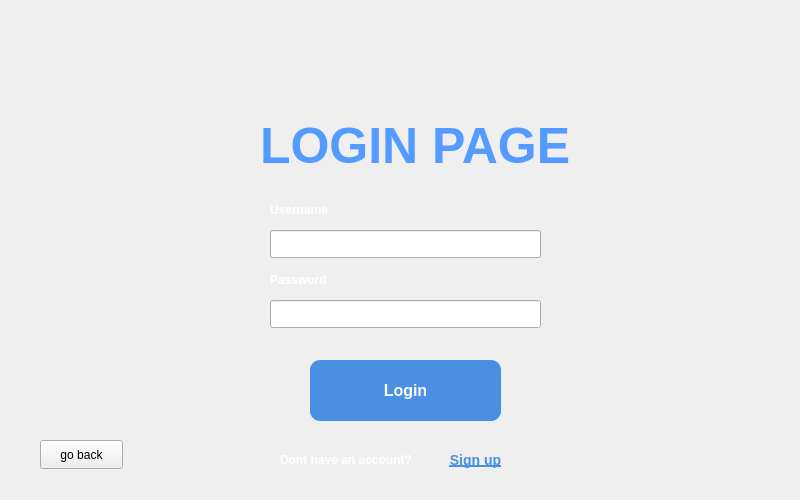
Qt form loginpage.ui (Elle0-0/CloudWorx-Desktop-Client) before a commit.
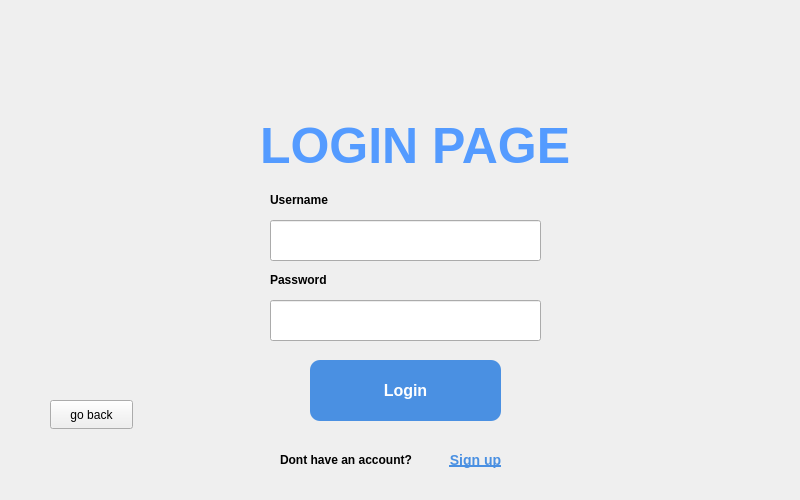
The same form after that commit. Icons and pictures are not drawn.

Diff of the .ui file:
```diff
--- a/loginpage.ui
+++ b/loginpage.ui
@@ -38,8 +38,8 @@
   <widget class="QPushButton" name="backButton">
    <property name="geometry">
     <rect>
-     <x>40</x>
-     <y>440</y>
+     <x>50</x>
+     <y>400</y>
      <width>83</width>
      <height>29</height>
     </rect>
@@ -110,9 +110,9 @@
    <property name="geometry">
     <rect>
      <x>270</x>
-     <y>230</y>
+     <y>220</y>
      <width>271</width>
-     <height>28</height>
+     <height>41</height>
     </rect>
    </property>
   </widget>
@@ -122,7 +122,7 @@
      <x>270</x>
      <y>300</y>
      <width>271</width>
-     <height>28</height>
+     <height>41</height>
     </rect>
    </property>
    <property name="echoMode">
@@ -133,14 +133,14 @@
    <property name="geometry">
     <rect>
      <x>270</x>
-     <y>200</y>
+     <y>190</y>
      <width>91</width>
      <height>20</height>
     </rect>
    </property>
    <property name="styleSheet">
     <string notr="true">    font-family: &quot;Inter&quot;, sans-serif;
-    color: #fff;
+ 
     font-weight: 600;</string>
    </property>
    <property name="text">
@@ -158,7 +158,7 @@
    </property>
    <property name="styleSheet">
     <string notr="true">    font-family: &quot;Inter&quot;, sans-serif;
-    color: #fff;
+
     font-weight: 600;</string>
    </property>
    <property name="text">
@@ -176,7 +176,7 @@
    </property>
    <property name="styleSheet">
     <string notr="true">    font-family: &quot;Inter&quot;, sans-serif;
-    color: #fff;
+
     font-weight: 600;</string>
    </property>
    <property name="text">
```
